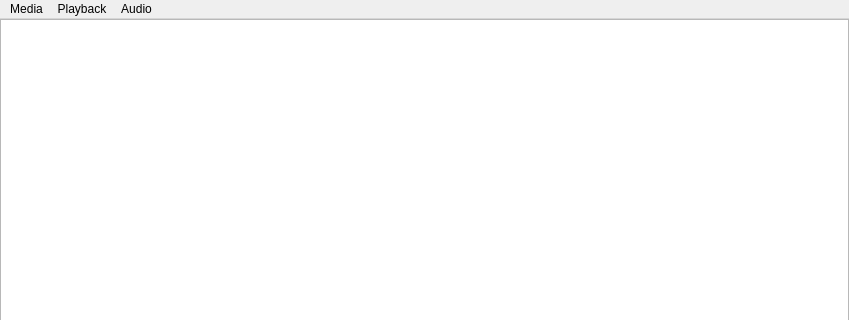
bmcx/MediaPlayer, file mediaplayer.ui: the form before one commit; both pictures show x 0 to 849 and y 0 to 320 of the 849 by 466 pixel window.
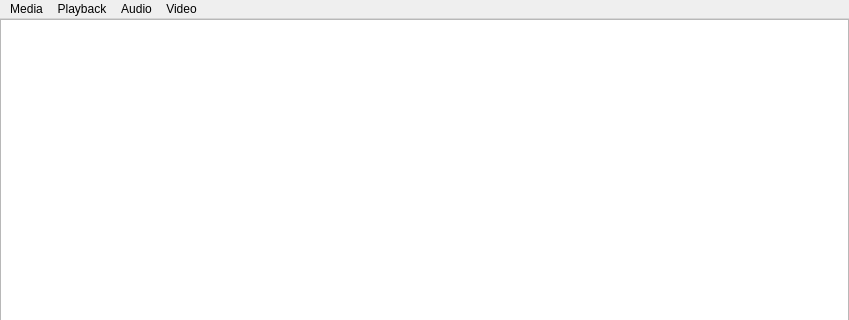
The form after the commit. Icons and pictures are not drawn.

Commit message: add: video widget to play video files

```diff
--- a/mediaplayer.ui
+++ b/mediaplayer.ui
@@ -402,9 +402,15 @@
     <addaction name="actionDecreaseVolume"/>
     <addaction name="actionMute"/>
    </widget>
+   <widget class="QMenu" name="menuVideo">
+    <property name="title">
+     <string>Video</string>
+    </property>
+   </widget>
    <addaction name="menuMedia"/>
    <addaction name="menuPlayback"/>
    <addaction name="menuAudio"/>
+   <addaction name="menuVideo"/>
   </widget>
   <widget class="QStatusBar" name="statusbar"/>
   <action name="actionOpenFile">
```
Left out of the diff: 55 changed lines with no effect on the pictures. The commit also changes 3 other files.
